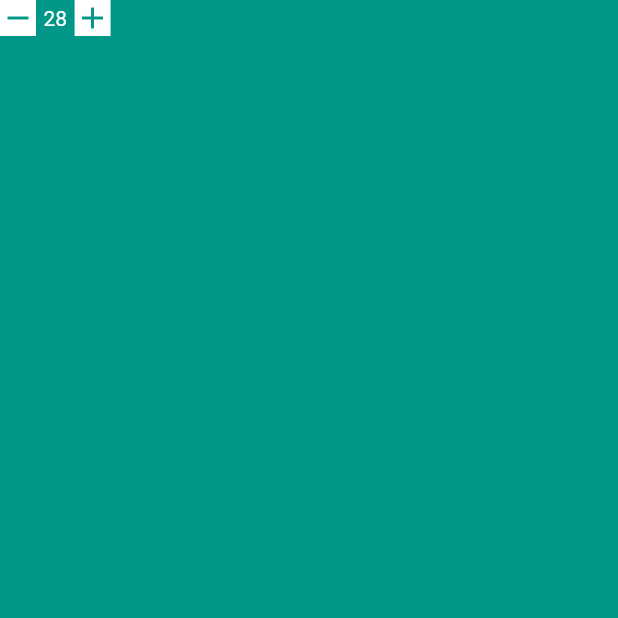
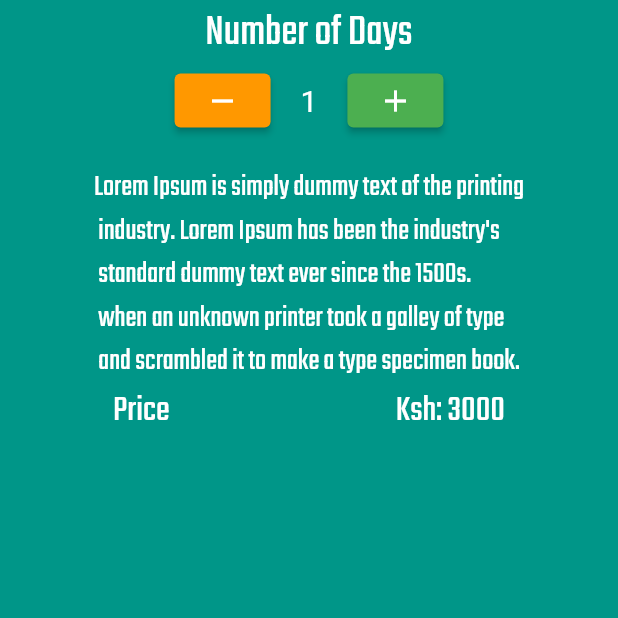
Before and after one commit to gaddie/rent_car, a Flutter app: the HiringPage screen opened directly, on a phone screen of 412 x 824 dp, the top half of it. Run offline on Flutter 3.47's test engine with Material 2 defaults, Android fonts, the phone set to English and light mode, and no system bars; our stand-ins replace google_fonts; network calls fail.

Commit message:
addition of final screen

```diff
--- a/lib/constants.dart
+++ b/lib/constants.dart
@@ -1,4 +1,5 @@
 import 'package:flutter/material.dart';
+import 'package:google_fonts/google_fonts.dart';
 
 const kTextFieldDecoration = InputDecoration(
   hintText: 'Search',
--- a/lib/finalScreen.dart
+++ b/lib/finalScreen.dart
@@ -1,8 +1,12 @@
 import 'package:flutter/material.dart';
+import 'package:google_fonts/google_fonts.dart';
 
 DateTime now = DateTime.now();
 var year = now.year;
 var day = now.day;
+
+var numOfDays = 1;
+var price = 3000;
 
 class HiringPage extends StatefulWidget {
   @override
@@ -20,27 +24,88 @@ class _HiringPageState extends State<HiringPage> {
           child: ListView(children: [
             Column(
               children: [
+                Text(
+                  'Number of Days',
+                  style: GoogleFonts.getFont(
+                    'Teko',
+                    fontSize: 30,
+                  ),
+                ),
                 Row(
+                  mainAxisAlignment: MainAxisAlignment.center,
                   children: [
-                    Container(
-                      color: Colors.white,
-                      child: Icon(
-                        Icons.remove,
-                        color: Colors.teal,
-                      ),
+                    ElevatedButton(
+                        onPressed: () {
+                          if (numOfDays > 1) {
+                            setState(() {
+                              numOfDays--;
+                            });
+                          } else {
+                            print('end');
+                          }
+                        },
+                        child: Icon(Icons.remove),
+                        style: ButtonStyle(
+                          backgroundColor:
+                              MaterialStateProperty.all(Colors.orange),
+                        )),
+                    SizedBox(
+                      width: 20,
+                    ),
+                    Text(
+                      '$numOfDays',
+                      style: TextStyle(fontSize: 20),
                     ),
                     SizedBox(
-                      width: 5,
+                      width: 20,
                     ),
-                    Text('$day'),
-                    SizedBox(
-                      width: 5,
-                    ),
-                    Container(
-                      color: Colors.white,
-                      child: Icon(
-                        Icons.add,
-                        color: Colors.teal,
+                    ElevatedButton(
+                        onPressed: () {
+                          if (numOfDays >= 3) {
+                            print('excess');
+                          } else {
+                            setState(() {
+                              numOfDays++;
+                            });
+                          }
+                        },
+                        child: Icon(Icons.add),
+                        style: ButtonStyle(
+                          backgroundColor:
+                              MaterialStateProperty.all(Colors.green),
+                        )),
+                  ],
+                ),
+                SizedBox(
+                  height: 20,
+                ),
+                Text(
+                  "Lorem Ipsum is simply dummy text of the printing\n"
+                  " industry. Lorem Ipsum has been the industry's \n "
+                  "standard dummy text ever since the 1500s.\n"
+                  " when an unknown printer took a galley of type\n"
+                  " and scrambled it to make a type specimen book.",
+                  style: GoogleFonts.getFont(
+                    'Teko',
+                    fontSize: 20,
+                    color: Colors.white,
+                  ),
+                ),
+                Row(
+                  mainAxisAlignment: MainAxisAlignment.spaceAround,
+                  children: [
+                    Text('Price',
+                        style: GoogleFonts.getFont(
+                          'Teko',
+                          fontSize: 25,
+                          color: Colors.white,
+                        )),
+                    Text(
+                      'Ksh: $price',
+                      style: GoogleFonts.getFont(
+                        'Teko',
+                        fontSize: 25,
+                        color: Colors.white,
                       ),
                     ),
                   ],
--- a/lib/home.dart
+++ b/lib/home.dart
@@ -70,7 +70,7 @@ class _HomePageState extends State<HomePage> with TickerProviderStateMixin {
                 padding: EdgeInsets.only(left: 20, right: 20, bottom: 20),
                 child: TextField(decoration: kTextFieldDecoration)),
             TabBar(
-              unselectedLabelColor: Colors.grey,
+              unselectedLabelColor: Colors.black,
               labelColor: Colors.teal,
               tabs: [
                 Tab(
```
